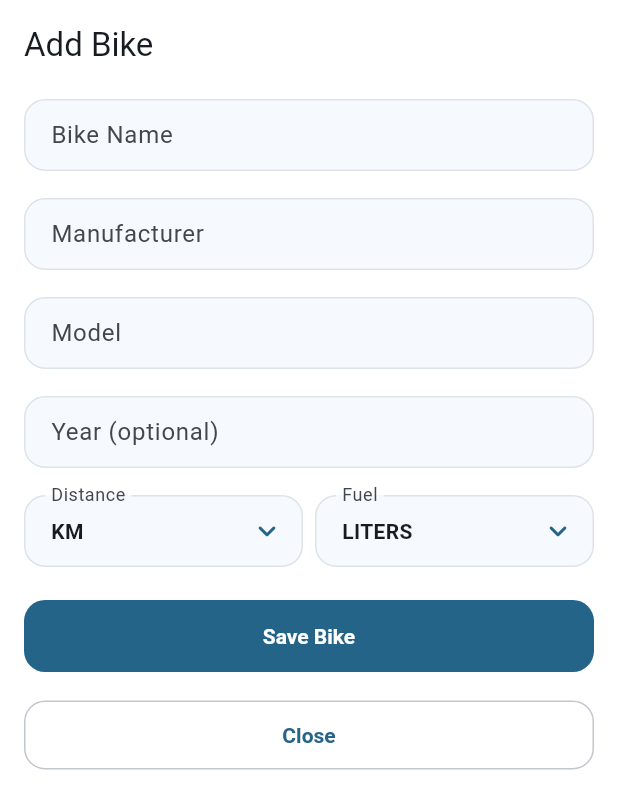
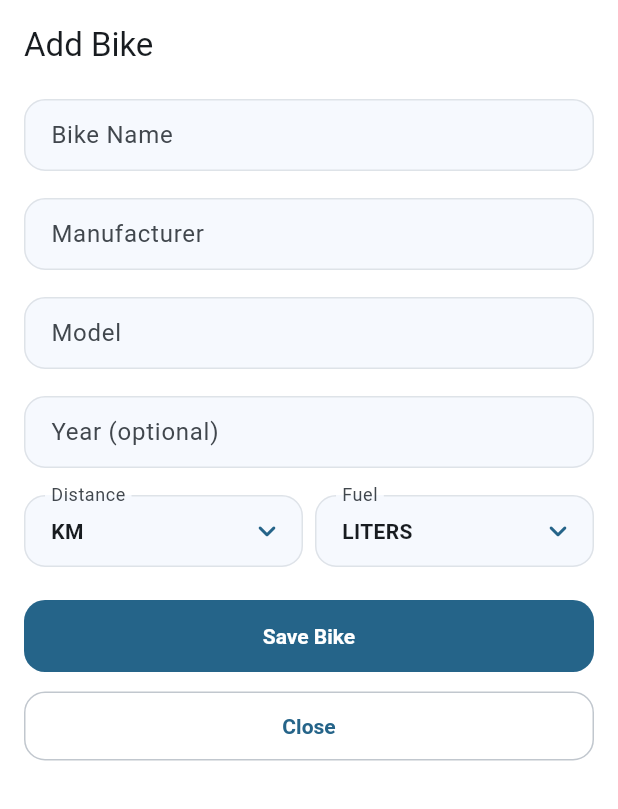
Before and after one commit to WorkWithAfridi/MotoMileage, a Flutter app: the BikeFormSheet widget shown alone on an empty page, opened directly, on a phone screen of 412 x 824 dp. Shown: the top 809 px of the screen. Run offline on Flutter 3.47's test engine with Material 3 defaults, Android fonts, the phone set to English and light mode, and no system bars; our stand-ins replace fl_chart, get, share_plus, shared_preferences; accounts and stored records are empty.

Commit message:
Adjusted padding

```diff
--- a/lib/app/views/widgets/bike_form_sheet.dart
+++ b/lib/app/views/widgets/bike_form_sheet.dart
@@ -153,7 +153,7 @@ class _BikeFormSheetState extends State<BikeFormSheet> {
                   child: Text(widget.bike == null ? 'Save Bike' : 'Update Bike'),
                 ),
               ),
-              const SizedBox(height: 18),
+              const SizedBox(height: 12),
               SizedBox(
                 width: double.infinity,
                 child: OutlinedButton(onPressed: () => Navigator.of(context).pop(), child: const Text('Close')),
--- a/lib/app/views/widgets/fuel_entry_form_sheet.dart
+++ b/lib/app/views/widgets/fuel_entry_form_sheet.dart
@@ -181,7 +181,7 @@ class _FuelEntryFormSheetState extends State<FuelEntryFormSheet> {
                   child: Text(widget.entry == null ? 'Save Entry' : 'Update Entry'),
                 ),
               ),
-              const SizedBox(height: 18),
+              const SizedBox(height: 12),
               SizedBox(
                 width: double.infinity,
                 child: OutlinedButton(onPressed: () => Navigator.of(context).pop(), child: const Text('Close')),
--- a/lib/app/views/widgets/maintenance_form_sheet.dart
+++ b/lib/app/views/widgets/maintenance_form_sheet.dart
@@ -104,7 +104,7 @@ class _MaintenanceFormSheetState extends State<MaintenanceFormSheet> {
                   child: const Text('Save Maintenance'),
                 ),
               ),
-              const SizedBox(height: 18),
+              const SizedBox(height: 12),
               SizedBox(
                 width: double.infinity,
                 child: OutlinedButton(onPressed: () => Navigator.of(context).pop(), child: const Text('Close')),
```
